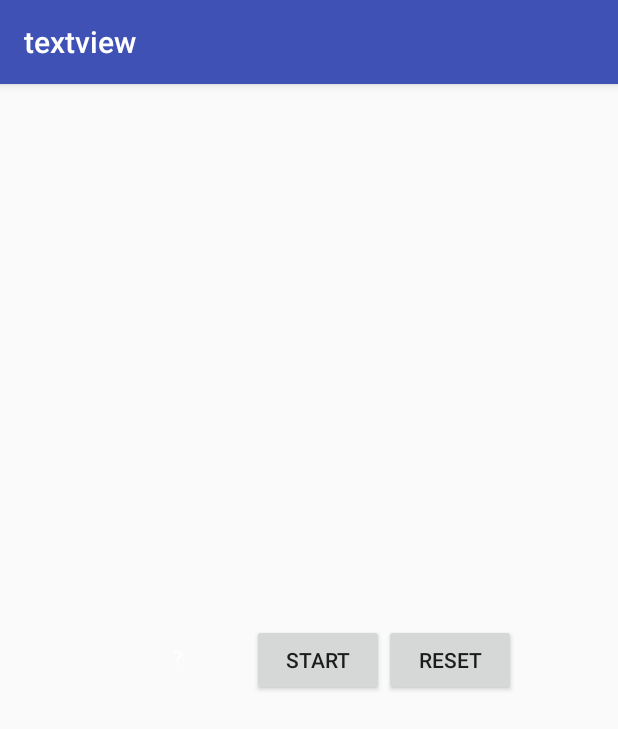
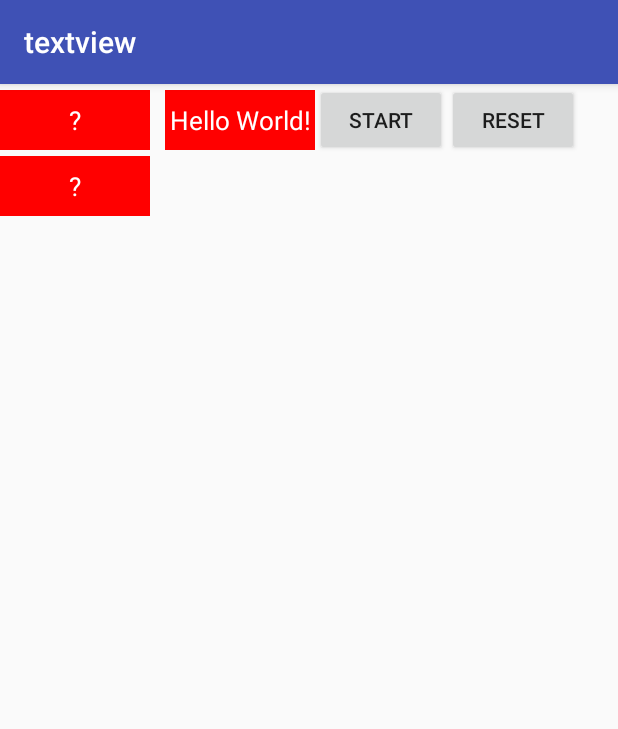
Before and after one commit to xiong955/AndroidDemo, an Android app: the screen it shows after launch (MainActivity), after a tap on "RESET", on a phone screen of 412 x 824 dp. Shown: the top 729 px of the screen. Run offline under Robolectric (Android 15) with nearby library versions, the phone set to English and light mode, and no system bars.

Commit message:
add textview

```diff
--- a/textview/src/main/java/com/xiong/textview/MainActivity.java
+++ b/textview/src/main/java/com/xiong/textview/MainActivity.java
@@ -19,23 +19,21 @@ public class MainActivity extends AppCompatActivity {
         setContentView(R.layout.activity_main);
 
         tv = findViewById(R.id.tv);
-        tv.setText("Hello World!");
-
         btn1 = findViewById(R.id.btn1);
         btn2 = findViewById(R.id.btn2);
 
         btn1.setOnClickListener(new View.OnClickListener() {
             @Override
             public void onClick(View v) {
+                tv.setText("Hello World!");
                 tv.run();
             }
         });
         btn2.setOnClickListener(new View.OnClickListener() {
             @Override
             public void onClick(View v) {
-                tv.run();
+                tv.reset();
             }
         });
-        tv.reset();
     }
 }
--- a/textview/src/main/java/com/xiong/textview/widget/VerticalRollingTextView.java
+++ b/textview/src/main/java/com/xiong/textview/widget/VerticalRollingTextView.java
@@ -49,7 +49,6 @@ public class VerticalRollingTextView extends View {
      */
     private float mCurrentOffsetY;
 
-    private float mOrgOffsetY = -1;
 
     /**
      * 矩形画布
@@ -84,10 +83,8 @@ public class VerticalRollingTextView extends View {
         mPaint = new Paint(Paint.ANTI_ALIAS_FLAG);
         // 颜色
         mPaint.setColor(Color.WHITE);
-        // 居中
-        mPaint.setTextAlign(Paint.Align.CENTER);
         // 大小
-        mPaint.setTextSize(20);
+        mPaint.setTextSize(26);
 
         // 字体度量
         Paint.FontMetricsInt metricsInt = mPaint.getFontMetricsInt();
@@ -101,9 +98,9 @@ public class VerticalRollingTextView extends View {
         super.onSizeChanged(w, h, oldw, oldh);
         mPaint.getTextBounds(default_text, 0, default_text.length(), bounds);
         mOffsetY = (getHeight() + bounds.height()) * 0.5f;
-        mOffsetX = (getWidth() + bounds.width()) * 0.5f;
-        mOrgOffsetY = mCurrentOffsetY = mOffsetY - mTextTopToAscentOffsetY;
-        mAnimation.updateValue(mOrgOffsetY, -2 * mTextTopToAscentOffsetY);
+        mOffsetX = getWidth() * 0.5f;
+        mCurrentOffsetY = mOffsetY;
+        mAnimation.updateValue(mOffsetY, -2 * mTextTopToAscentOffsetY);
     }
 
     @Override
@@ -111,7 +108,7 @@ public class VerticalRollingTextView extends View {
         float a = mPaint.measureText("?");
         float b = mPaint.measureText(text);
         canvas.drawText(default_text, mOffsetX - a/2, mCurrentOffsetY, mPaint);
-        canvas.drawText(text, mOffsetX - b/2, mCurrentOffsetY + mOffsetY + mTextTopToAscentOffsetY, mPaint);
+        canvas.drawText(text, mOffsetX - b/2, mCurrentOffsetY + mOffsetY + 2*mTextTopToAscentOffsetY, mPaint);
     }
 
     class InternalAnimation extends Animation {
@@ -152,7 +149,7 @@ public class VerticalRollingTextView extends View {
      * 重置控件
      */
     public void reset() {
-        mCurrentOffsetY = mOffsetY - mTextTopToAscentOffsetY;
+        mCurrentOffsetY = mOffsetY;
         isRun = false;
         invalidate();
     }
--- a/textview/src/main/res/layout/activity_main.xml
+++ b/textview/src/main/res/layout/activity_main.xml
@@ -3,23 +3,51 @@
     xmlns:tools="http://schemas.android.com/tools"
     android:layout_width="match_parent"
     android:layout_height="match_parent"
+    android:orientation="vertical"
+    tools:context="com.xiong.textview.MainActivity">
+
+    <LinearLayout
         android:gravity="center"
-    tools:context="com.xiong.textview.MainActivity">
+        android:layout_width="wrap_content"
+        android:layout_height="wrap_content">
 
         <com.xiong.textview.widget.VerticalRollingTextView
             android:id="@+id/tv"
-        android:text="Hello World!"
             android:layout_width="100dp"
-        android:layout_height="40dp" />
+            android:layout_height="40dp"
+            android:background="#ff0000"
+            android:text="Hello World!" />
+
+        <TextView
+            android:layout_marginLeft="10dp"
+            android:textSize="26px"
+            android:textColor="#ffffff"
+            android:gravity="center"
+            android:layout_width="100dp"
+            android:layout_height="40dp"
+            android:background="#ff0000"
+            android:text="Hello World!" />
 
         <Button
-        android:text="Start"
             android:id="@+id/btn1"
             android:layout_width="wrap_content"
-        android:layout_height="wrap_content" />
+            android:layout_height="wrap_content"
+            android:text="Start" />
+
         <Button
-        android:text="RESET"
             android:id="@+id/btn2"
             android:layout_width="wrap_content"
-        android:layout_height="wrap_content" />
+            android:layout_height="wrap_content"
+            android:text="RESET" />
+
     </LinearLayout>
+
+    <TextView
+        android:textSize="26px"
+        android:textColor="#ffffff"
+        android:gravity="center"
+        android:layout_width="100dp"
+        android:layout_height="40dp"
+        android:background="#ff0000"
+        android:text="?" />
+</LinearLayout>
```
Lines whose indentation alone changed are shown as unchanged.
